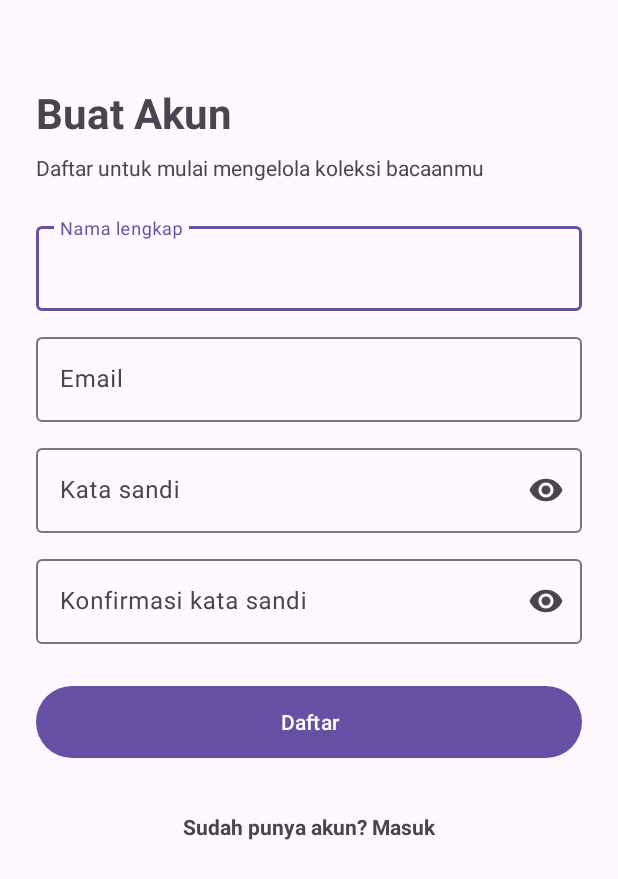
After one commit to naghiya/koleksi-bacaan, an Android app: the RegisterActivity screen opened directly, with no data from a screen before it, on a phone screen of 412 x 824 dp. The commit adds this screen. Shown: the top 879 px of the screen. Run offline under Robolectric (Android 15) with nearby library versions, the phone set to English and light mode, and no system bars.

Commit message:
Tambah desain layar registrasi

```diff
--- a/app/src/main/AndroidManifest.xml
+++ b/app/src/main/AndroidManifest.xml
@@ -1,6 +1,8 @@
 <?xml version="1.0" encoding="utf-8"?>
 <manifest xmlns:android="http://schemas.android.com/apk/res/android"
     xmlns:tools="http://schemas.android.com/tools">
+
+    <uses-permission android:name="android.permission.INTERNET" />
 
     <application
         android:allowBackup="true"
@@ -21,6 +23,10 @@
                 <category android:name="android.intent.category.LAUNCHER" />
             </intent-filter>
         </activity>
+        <activity
+            android:name=".RegisterActivity"
+            android:exported="false"
+            android:windowSoftInputMode="adjustResize" />
     </application>
 
 </manifest>
--- /dev/null
+++ b/app/src/main/java/com/naghiya/koleksibacaan/RegisterActivity.kt
@@ -0,0 +1,20 @@
+package com.naghiya.koleksibacaan
+
+import android.os.Bundle
+import androidx.activity.enableEdgeToEdge
+import androidx.appcompat.app.AppCompatActivity
+import androidx.core.view.ViewCompat
+import androidx.core.view.WindowInsetsCompat
+
+class RegisterActivity : AppCompatActivity() {
+    override fun onCreate(savedInstanceState: Bundle?) {
+        super.onCreate(savedInstanceState)
+        enableEdgeToEdge()
+        setContentView(R.layout.activity_register)
+        ViewCompat.setOnApplyWindowInsetsListener(findViewById(R.id.main)) { v, insets ->
+            val systemBars = insets.getInsets(WindowInsetsCompat.Type.systemBars())
+            v.setPadding(systemBars.left, systemBars.top, systemBars.right, systemBars.bottom)
+            insets
+        }
+    }
+}
--- /dev/null
+++ b/app/src/main/res/layout/activity_register.xml
@@ -0,0 +1,118 @@
+<?xml version="1.0" encoding="utf-8"?>
+<ScrollView xmlns:android="http://schemas.android.com/apk/res/android"
+    xmlns:app="http://schemas.android.com/apk/res-auto"
+    xmlns:tools="http://schemas.android.com/tools"
+    android:id="@+id/main"
+    android:layout_width="match_parent"
+    android:layout_height="match_parent"
+    android:fillViewport="true"
+    tools:context=".RegisterActivity">
+
+    <LinearLayout
+        android:layout_width="match_parent"
+        android:layout_height="wrap_content"
+        android:orientation="vertical"
+        android:padding="24dp">
+
+        <TextView
+            android:layout_width="wrap_content"
+            android:layout_height="wrap_content"
+            android:layout_marginTop="32dp"
+            android:text="@string/register_title"
+            android:textSize="28sp"
+            android:textStyle="bold" />
+
+        <TextView
+            android:layout_width="wrap_content"
+            android:layout_height="wrap_content"
+            android:layout_marginTop="8dp"
+            android:layout_marginBottom="24dp"
+            android:text="@string/register_subtitle" />
+
+        <com.google.android.material.textfield.TextInputLayout
+            android:id="@+id/tilNama"
+            style="@style/Widget.Material3.TextInputLayout.OutlinedBox"
+            android:layout_width="match_parent"
+            android:layout_height="wrap_content"
+            android:hint="@string/hint_nama">
+
+            <com.google.android.material.textfield.TextInputEditText
+                android:id="@+id/etNama"
+                android:layout_width="match_parent"
+                android:layout_height="wrap_content"
+                android:inputType="textPersonName" />
+        </com.google.android.material.textfield.TextInputLayout>
+
+        <com.google.android.material.textfield.TextInputLayout
+            android:id="@+id/tilEmail"
+            style="@style/Widget.Material3.TextInputLayout.OutlinedBox"
+            android:layout_width="match_parent"
+            android:layout_height="wrap_content"
+            android:layout_marginTop="12dp"
+            android:hint="@string/hint_email">
+
+            <com.google.android.material.textfield.TextInputEditText
+                android:id="@+id/etEmail"
+                android:layout_width="match_parent"
+                android:layout_height="wrap_content"
+                android:inputType="textEmailAddress" />
+        </com.google.android.material.textfield.TextInputLayout>
+
+        <com.google.android.material.textfield.TextInputLayout
+            android:id="@+id/tilPassword"
+            style="@style/Widget.Material3.TextInputLayout.OutlinedBox"
+            android:layout_width="match_parent"
+            android:layout_height="wrap_content"
+            android:layout_marginTop="12dp"
+            android:hint="@string/hint_password"
+            app:endIconMode="password_toggle">
+
+            <com.google.android.material.textfield.TextInputEditText
+                android:id="@+id/etPassword"
+                android:layout_width="match_parent"
+                android:layout_height="wrap_content"
+                android:inputType="textPassword" />
+        </com.google.android.material.textfield.TextInputLayout>
+
+        <com.google.android.material.textfield.TextInputLayout
+            android:id="@+id/tilKonfirmasi"
+            style="@style/Widget.Material3.TextInputLayout.OutlinedBox"
+            android:layout_width="match_parent"
+            android:layout_height="wrap_content"
+            android:layout_marginTop="12dp"
+            android:hint="@string/hint_konfirmasi_password"
+            app:endIconMode="password_toggle">
+
+            <com.google.android.material.textfield.TextInputEditText
+                android:id="@+id/etKonfirmasi"
+                android:layout_width="match_parent"
+                android:layout_height="wrap_content"
+                android:inputType="textPassword" />
+        </com.google.android.material.textfield.TextInputLayout>
+
+        <Button
+            android:id="@+id/btnDaftar"
+            android:layout_width="match_parent"
+            android:layout_height="56dp"
+            android:layout_marginTop="24dp"
+            android:text="@string/btn_daftar" />
+
+        <ProgressBar
+            android:id="@+id/progressBar"
+            android:layout_width="wrap_content"
+            android:layout_height="wrap_content"
+            android:layout_gravity="center_horizontal"
+            android:layout_marginTop="16dp"
+            android:visibility="gone" />
+
+        <TextView
+            android:id="@+id/tvMasuk"
+            android:layout_width="wrap_content"
+            android:layout_height="wrap_content"
+            android:layout_gravity="center_horizontal"
+            android:layout_marginTop="24dp"
+            android:padding="8dp"
+            android:text="@string/sudah_punya_akun"
+            android:textStyle="bold" />
+    </LinearLayout>
+</ScrollView>
--- a/app/src/main/res/values/strings.xml
+++ b/app/src/main/res/values/strings.xml
@@ -1,3 +1,11 @@
 <resources>
     <string name="app_name">KoleksiBacaan</string>
+    <string name="register_title">Buat Akun</string>
+    <string name="register_subtitle">Daftar untuk mulai mengelola koleksi bacaanmu</string>
+    <string name="hint_nama">Nama lengkap</string>
+    <string name="hint_email">Email</string>
+    <string name="hint_password">Kata sandi</string>
+    <string name="hint_konfirmasi_password">Konfirmasi kata sandi</string>
+    <string name="btn_daftar">Daftar</string>
+    <string name="sudah_punya_akun">Sudah punya akun? Masuk</string>
 </resources>
```
